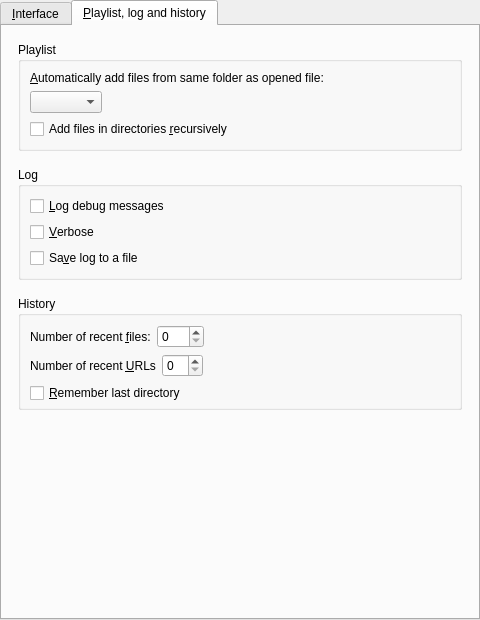
The window that src/gui/pref/interface.ui (wilbert2000/wzplayer) describes before a commit, drawn with Qt 5.
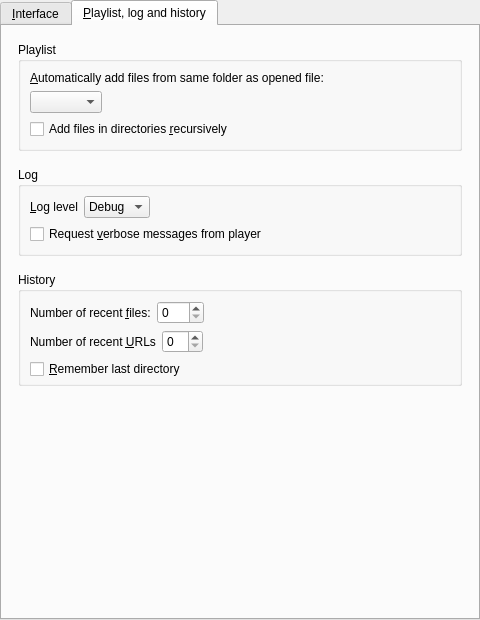
The same window after the commit. The open tabs and pages were chosen to show the change. Custom widgets are drawn as their Qt base class.

Commit message: Save and restore log level

What changed in the file:
```diff
--- a/src/gui/pref/interface.ui
+++ b/src/gui/pref/interface.ui
@@ -417,12 +417,77 @@
           <bool>true</bool>
          </property>
          <layout class="QVBoxLayout" name="verticalLayout">
-          <item alignment="Qt::AlignTop">
-           <widget class="QCheckBox" name="log_debug_check">
-            <property name="text">
-             <string>&amp;Log debug messages</string>
+          <item>
+           <layout class="QHBoxLayout" name="horizontalLayout_2">
+            <property name="bottomMargin">
+             <number>0</number>
             </property>
-           </widget>
+            <item>
+             <widget class="QLabel" name="log_level_label">
+              <property name="text">
+               <string>&amp;Log level</string>
+              </property>
+              <property name="buddy">
+               <cstring>log_level_combo</cstring>
+              </property>
+             </widget>
+            </item>
+            <item>
+             <widget class="QComboBox" name="log_level_combo">
+              <property name="currentIndex">
+               <number>1</number>
+              </property>
+              <item>
+               <property name="text">
+                <string>Trace</string>
+               </property>
+              </item>
+              <item>
+               <property name="text">
+                <string>Debug</string>
+               </property>
+              </item>
+              <item>
+               <property name="text">
+                <string>Info</string>
+               </property>
+              </item>
+              <item>
+               <property name="text">
+                <string>Warn</string>
+               </property>
+              </item>
+              <item>
+               <property name="text">
+                <string>Error</string>
+               </property>
+              </item>
+              <item>
+               <property name="text">
+                <string>Fatal</string>
+               </property>
+              </item>
+              <item>
+               <property name="text">
+                <string>Off</string>
+               </property>
+              </item>
+             </widget>
+            </item>
+            <item>
+             <spacer name="horizontalSpacer_2">
+              <property name="orientation">
+               <enum>Qt::Horizontal</enum>
+              </property>
+              <property name="sizeHint" stdset="0">
+               <size>
+                <width>40</width>
+                <height>20</height>
+               </size>
+              </property>
+             </spacer>
+            </item>
+           </layout>
           </item>
           <item>
            <widget class="QCheckBox" name="log_verbose_check">
@@ -436,23 +501,7 @@
              </sizepolicy>
             </property>
             <property name="text">
-             <string>&amp;Verbose</string>
-            </property>
-           </widget>
-          </item>
-          <item>
-           <widget class="QCheckBox" name="log_file_check">
-            <property name="enabled">
-             <bool>true</bool>
-            </property>
-            <property name="sizePolicy">
-             <sizepolicy hsizetype="MinimumExpanding" vsizetype="Fixed">
-              <horstretch>0</horstretch>
-              <verstretch>0</verstretch>
-             </sizepolicy>
-            </property>
-            <property name="text">
-             <string>Sa&amp;ve log to a file</string>
+             <string>Request &amp;verbose messages from player</string>
             </property>
            </widget>
           </item>
```
Left out of the diff: 22 changed lines with no effect on the pictures. The commit also changes 8 other files.
